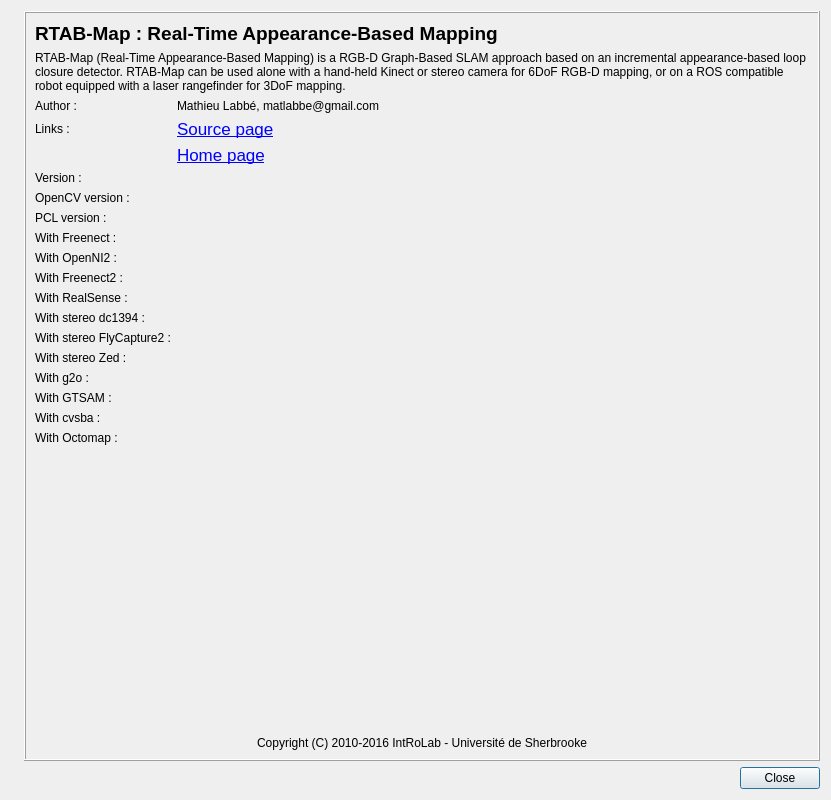
Old version of the form guilib/src/ui/aboutDialog.ui in the repository introlab/rtabmap.
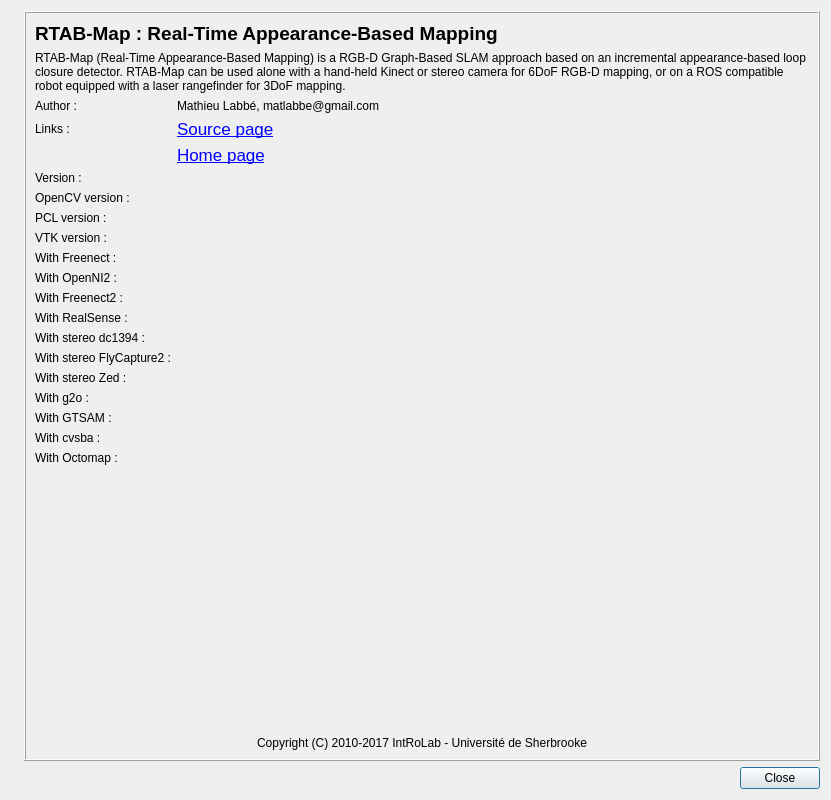
New version of the form. Icons and pictures are not drawn.

Commit message: About dialog: Added VTK version and updated copyright year

```diff
--- a/guilib/src/ui/aboutDialog.ui
+++ b/guilib/src/ui/aboutDialog.ui
@@ -99,6 +99,132 @@
             </property>
            </widget>
           </item>
+          <item row="11" column="0">
+           <widget class="QLabel" name="label_12">
+            <property name="text">
+             <string>With Freenect :</string>
+            </property>
+           </widget>
+          </item>
+          <item row="3" column="0">
+           <widget class="QLabel" name="label_4">
+            <property name="text">
+             <string>Links :</string>
+            </property>
+           </widget>
+          </item>
+          <item row="11" column="1">
+           <widget class="QLabel" name="label_freenect">
+            <property name="text">
+             <string/>
+            </property>
+            <property name="alignment">
+             <set>Qt::AlignLeading|Qt::AlignLeft|Qt::AlignVCenter</set>
+            </property>
+           </widget>
+          </item>
+          <item row="12" column="1">
+           <widget class="QLabel" name="label_openni2">
+            <property name="text">
+             <string/>
+            </property>
+            <property name="alignment">
+             <set>Qt::AlignLeading|Qt::AlignLeft|Qt::AlignVCenter</set>
+            </property>
+           </widget>
+          </item>
+          <item row="13" column="0">
+           <widget class="QLabel" name="label_15">
+            <property name="text">
+             <string>With Freenect2 :</string>
+            </property>
+           </widget>
+          </item>
+          <item row="16" column="0">
+           <widget class="QLabel" name="label_17">
+            <property name="text">
+             <string>With stereo FlyCapture2 :</string>
+            </property>
+           </widget>
+          </item>
+          <item row="9" column="0">
+           <widget class="QLabel" name="label_11">
+            <property name="text">
+             <string>PCL version :</string>
+            </property>
+           </widget>
+          </item>
+          <item row="7" column="0">
+           <widget class="QLabel" name="label_6">
+            <property name="text">
+             <string>Version :</string>
+            </property>
+           </widget>
+          </item>
+          <item row="20" column="1">
+           <widget class="QLabel" name="label_cvsba">
+            <property name="text">
+             <string/>
+            </property>
+            <property name="alignment">
+             <set>Qt::AlignLeading|Qt::AlignLeft|Qt::AlignVCenter</set>
+            </property>
+           </widget>
+          </item>
+          <item row="19" column="0">
+           <widget class="QLabel" name="label_19">
+            <property name="text">
+             <string>With GTSAM :</string>
+            </property>
+           </widget>
+          </item>
+          <item row="21" column="1">
+           <widget class="QLabel" name="label_octomap">
+            <property name="text">
+             <string/>
+            </property>
+            <property name="alignment">
+             <set>Qt::AlignLeading|Qt::AlignLeft|Qt::AlignVCenter</set>
+            </property>
+           </widget>
+          </item>
+          <item row="17" column="1">
+           <widget class="QLabel" name="label_zed">
+            <property name="text">
+             <string/>
+            </property>
+            <property name="alignment">
+             <set>Qt::AlignLeading|Qt::AlignLeft|Qt::AlignVCenter</set>
+            </property>
+           </widget>
+          </item>
+          <item row="21" column="0">
+           <widget class="QLabel" name="label_20">
+            <property name="text">
+             <string>With Octomap :</string>
+            </property>
+           </widget>
+          </item>
+          <item row="15" column="1">
+           <widget class="QLabel" name="label_dc1394">
+            <property name="text">
+             <string/>
+            </property>
+            <property name="alignment">
+             <set>Qt::AlignLeading|Qt::AlignLeft|Qt::AlignVCenter</set>
+            </property>
+           </widget>
+          </item>
+          <item row="16" column="1">
+           <widget class="QLabel" name="label_flycapture2">
+            <property name="text">
+             <string/>
+            </property>
+            <property name="alignment">
+             <set>Qt::AlignLeading|Qt::AlignLeft|Qt::AlignVCenter</set>
+            </property>
+           </widget>
+          </item>
           <item row="7" column="1">
            <widget class="QLabel" name="label_version">
             <property name="text">
@@ -126,13 +252,6 @@
             </property>
            </widget>
           </item>
-          <item row="10" column="0">
-           <widget class="QLabel" name="label_12">
-            <property name="text">
-             <string>With Freenect :</string>
-            </property>
-           </widget>
-          </item>
           <item row="8" column="0">
            <widget class="QLabel" name="label_7">
             <property name="text">
@@ -140,48 +259,21 @@
             </property>
            </widget>
           </item>
-          <item row="3" column="0">
-           <widget class="QLabel" name="label_4">
-            <property name="text">
-             <string>Links :</string>
-            </property>
-           </widget>
-          </item>
-          <item row="17" column="0">
+          <item row="18" column="0">
            <widget class="QLabel" name="label_14">
             <property name="text">
              <string>With g2o :</string>
             </property>
            </widget>
           </item>
-          <item row="14" column="0">
+          <item row="15" column="0">
            <widget class="QLabel" name="label_16">
             <property name="text">
              <string>With stereo dc1394 :</string>
             </property>
            </widget>
           </item>
-          <item row="10" column="1">
-           <widget class="QLabel" name="label_freenect">
-            <property name="text">
-             <string/>
-            </property>
-            <property name="alignment">
-             <set>Qt::AlignLeading|Qt::AlignLeft|Qt::AlignVCenter</set>
-            </property>
-           </widget>
-          </item>
-          <item row="11" column="1">
-           <widget class="QLabel" name="label_openni2">
-            <property name="text">
-             <string/>
-            </property>
-            <property name="alignment">
-             <set>Qt::AlignLeading|Qt::AlignLeft|Qt::AlignVCenter</set>
-            </property>
-           </widget>
-          </item>
-          <item row="17" column="1">
+          <item row="18" column="1">
            <widget class="QLabel" name="label_g2o">
             <property name="text">
              <string/>
@@ -191,20 +283,6 @@
             </property>
            </widget>
           </item>
-          <item row="12" column="0">
-           <widget class="QLabel" name="label_15">
-            <property name="text">
-             <string>With Freenect2 :</string>
-            </property>
-           </widget>
-          </item>
-          <item row="15" column="0">
-           <widget class="QLabel" name="label_17">
-            <property name="text">
-             <string>With stereo FlyCapture2 :</string>
-            </property>
-           </widget>
-          </item>
           <item row="1" column="1">
            <widget class="QLabel" name="label_8">
             <property name="text">
@@ -215,14 +293,7 @@
             </property>
            </widget>
           </item>
-          <item row="9" column="0">
-           <widget class="QLabel" name="label_11">
-            <property name="text">
-             <string>PCL version :</string>
-            </property>
-           </widget>
-          </item>
-          <item row="11" column="0">
+          <item row="12" column="0">
            <widget class="QLabel" name="label_13">
             <property name="text">
              <string>With OpenNI2 :</string>
@@ -246,13 +317,6 @@
             </property>
            </widget>
           </item>
-          <item row="7" column="0">
-           <widget class="QLabel" name="label_6">
-            <property name="text">
-             <string>Version :</string>
-            </property>
-           </widget>
-          </item>
           <item row="8" column="1">
            <widget class="QLabel" name="label_opencv_version">
             <property name="text">
@@ -263,7 +327,7 @@
             </property>
            </widget>
           </item>
-          <item row="12" column="1">
+          <item row="13" column="1">
            <widget class="QLabel" name="label_freenect2">
             <property name="text">
              <string/>
@@ -273,58 +337,14 @@
             </property>
            </widget>
           </item>
-          <item row="19" column="1">
-           <widget class="QLabel" name="label_cvsba">
-            <property name="text">
-             <string/>
-            </property>
-            <property name="alignment">
-             <set>Qt::AlignLeading|Qt::AlignLeft|Qt::AlignVCenter</set>
-            </property>
-           </widget>
-          </item>
-          <item row="16" column="0">
+          <item row="17" column="0">
            <widget class="QLabel" name="label_21">
             <property name="text">
              <string>With stereo Zed :</string>
             </property>
            </widget>
           </item>
-          <item row="18" column="0">
-           <widget class="QLabel" name="label_19">
-            <property name="text">
-             <string>With GTSAM :</string>
-            </property>
-           </widget>
-          </item>
-          <item row="20" column="1">
-           <widget class="QLabel" name="label_octomap">
-            <property name="text">
-             <string/>
-            </property>
-            <property name="alignment">
-             <set>Qt::AlignLeading|Qt::AlignLeft|Qt::AlignVCenter</set>
-            </property>
-           </widget>
-          </item>
-          <item row="16" column="1">
-           <widget class="QLabel" name="label_zed">
-            <property name="text">
-             <string/>
-            </property>
-            <property name="alignment">
-             <set>Qt::AlignLeading|Qt::AlignLeft|Qt::AlignVCenter</set>
-            </property>
-           </widget>
-          </item>
-          <item row="20" column="0">
-           <widget class="QLabel" name="label_20">
-            <property name="text">
-             <string>With Octomap :</string>
-            </property>
-           </widget>
-          </item>
-          <item row="18" column="1">
+          <item row="19" column="1">
            <widget class="QLabel" name="label_gtsam">
             <property name="text">
              <string/>
@@ -334,41 +354,21 @@
             </property>
            </widget>
           </item>
-          <item row="19" column="0">
+          <item row="20" column="0">
            <widget class="QLabel" name="label_18">
             <property name="text">
              <string>With cvsba :</string>
             </property>
            </widget>
           </item>
-          <item row="14" column="1">
-           <widget class="QLabel" name="label_dc1394">
-            <property name="text">
-             <string/>
-            </property>
-            <property name="alignment">
-             <set>Qt::AlignLeading|Qt::AlignLeft|Qt::AlignVCenter</set>
-            </property>
-           </widget>
-          </item>
-          <item row="15" column="1">
-           <widget class="QLabel" name="label_flycapture2">
-            <property name="text">
-             <string/>
-            </property>
-            <property name="alignment">
-             <set>Qt::AlignLeading|Qt::AlignLeft|Qt::AlignVCenter</set>
-            </property>
-           </widget>
-          </item>
-          <item row="13" column="0">
+          <item row="14" column="0">
            <widget class="QLabel" name="label_22">
             <property name="text">
              <string>With RealSense :</string>
             </property>
            </widget>
           </item>
-          <item row="13" column="1">
+          <item row="14" column="1">
            <widget class="QLabel" name="label_realsense">
             <property name="text">
              <string/>
@@ -378,6 +378,23 @@
             </property>
            </widget>
           </item>
+          <item row="10" column="0">
+           <widget class="QLabel" name="label_23">
+            <property name="text">
+             <string>VTK version :</string>
+            </property>
+           </widget>
+          </item>
+          <item row="10" column="1">
+           <widget class="QLabel" name="label_vtk_version">
+            <property name="text">
+             <string/>
+            </property>
+            <property name="alignment">
+             <set>Qt::AlignLeading|Qt::AlignLeft|Qt::AlignVCenter</set>
+            </property>
+           </widget>
+          </item>
          </layout>
         </item>
         <item>
@@ -409,7 +426,7 @@
         <item>
          <widget class="QLabel" name="label_5">
           <property name="text">
-           <string>Copyright (C) 2010-2016 IntRoLab - Université de Sherbrooke</string>
+           <string>Copyright (C) 2010-2017 IntRoLab - Université de Sherbrooke</string>
           </property>
           <property name="alignment">
            <set>Qt::AlignCenter</set>
```
The commit also changes 1 other file.
